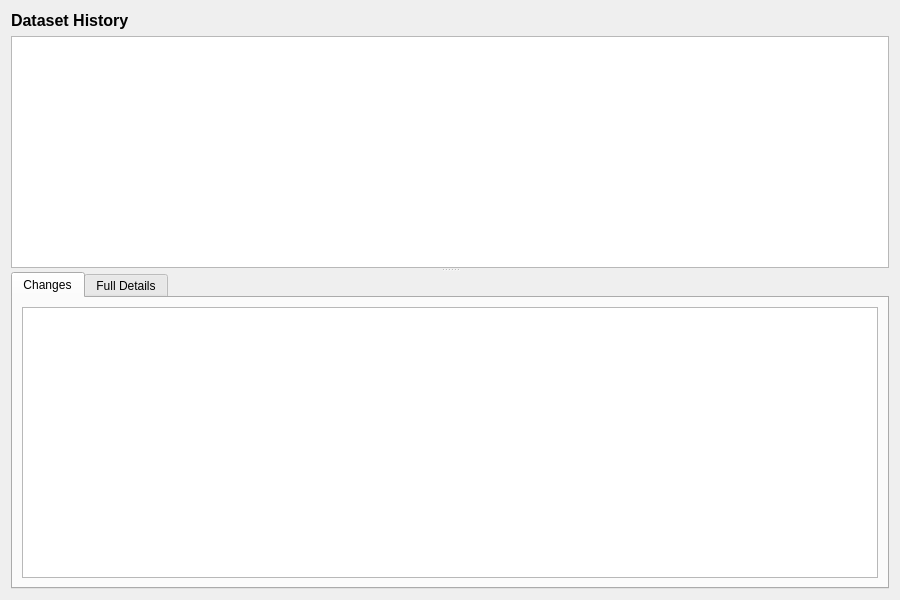
First picture: the form in projects/ores.qt/ui/DatasetHistoryDialog.ui, repository OreStudio/OreStudio, before the edit.
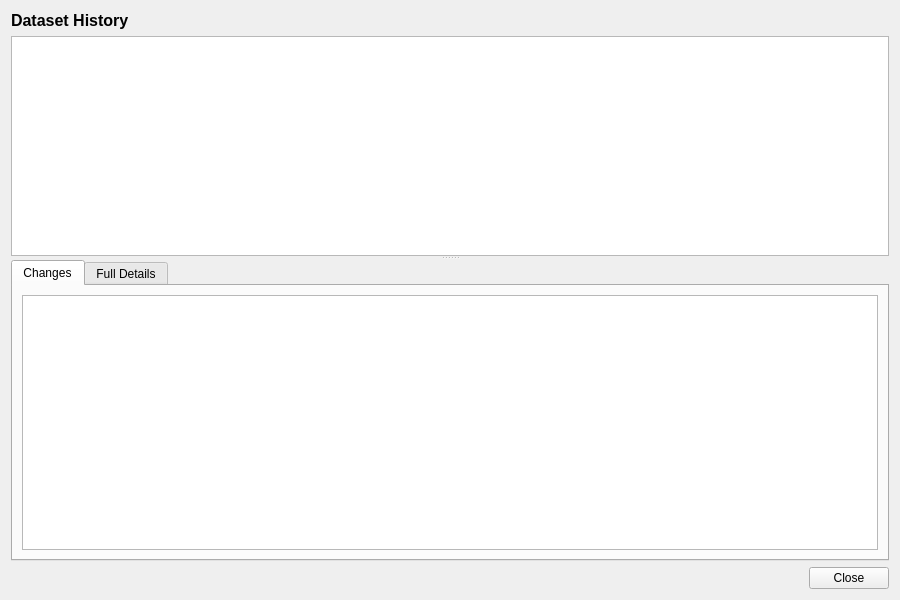
Second picture: the form after the edit.

Commit message: [qt] Remove toolbars from detail dialogs; add Close button throughout

What changed in the file:
```diff
--- a/projects/ores.qt/ui/DatasetHistoryDialog.ui
+++ b/projects/ores.qt/ui/DatasetHistoryDialog.ui
@@ -226,6 +226,27 @@
      </widget>
     </widget>
    </item>
+   <item>
+    <layout class="QHBoxLayout" name="buttonLayout">
+     <item>
+      <spacer name="horizontalSpacer">
+       <property name="orientation">
+        <enum>Qt::Horizontal</enum>
+       </property>
+       <property name="sizeHint" stdset="0">
+        <size><width>40</width><height>20</height></size>
+       </property>
+      </spacer>
+     </item>
+     <item>
+      <widget class="QPushButton" name="closeButton">
+       <property name="text">
+        <string>Close</string>
+       </property>
+      </widget>
+     </item>
+    </layout>
+   </item>
   </layout>
  </widget>
  <resources/>
```
The commit also changes 201 other files.
